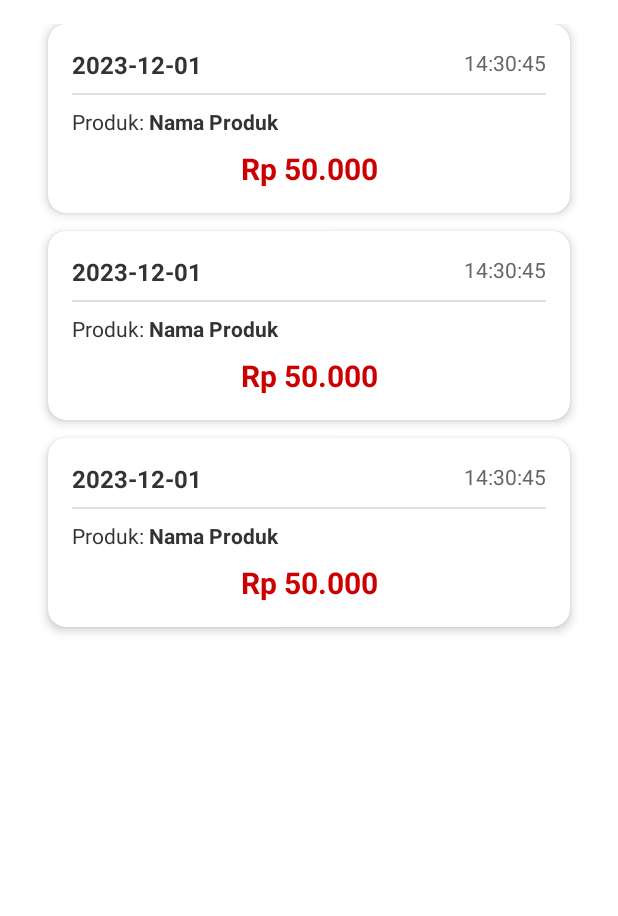
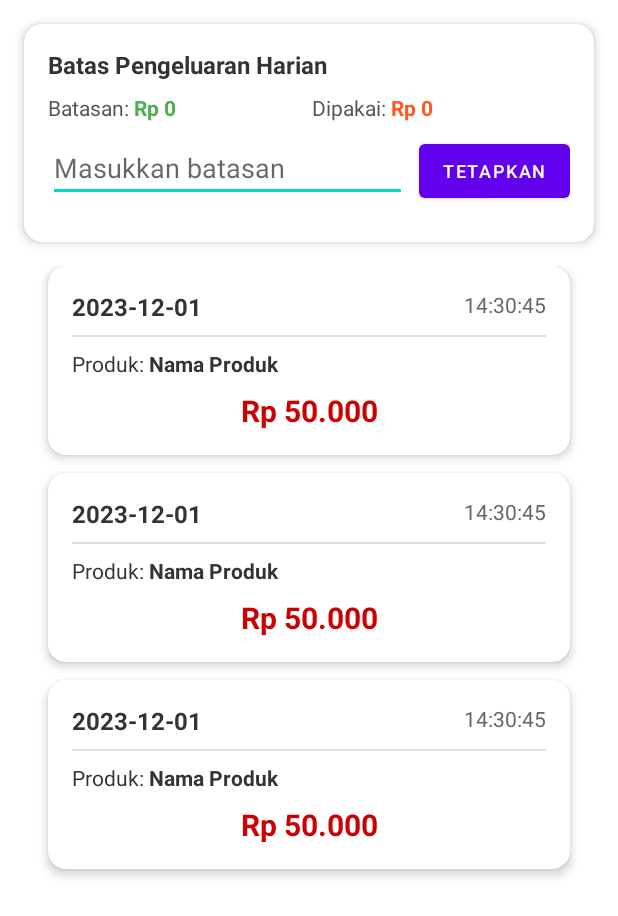
Before and after one commit to FrankStein31/Smart-Kantin---Android, an Android app: the layout fragment_history.xml on its own in the app's theme, with its tools: preview values and no code run, on a phone screen of 412 x 824 dp. Shown: the top 916 px of the screen. Run offline under Robolectric (Android 15) with nearby library versions, the phone set to English and light mode, and no system bars; network calls fail.

```diff
--- a/app/src/main/res/layout/fragment_history.xml
+++ b/app/src/main/res/layout/fragment_history.xml
@@ -7,11 +7,100 @@
     android:layout_height="match_parent"
     tools:context=".ui.history.HistoryFragment">
 
+    <!-- Daily Limit Card -->
+    <androidx.cardview.widget.CardView
+        android:id="@+id/card_daily_limit"
+        android:layout_width="match_parent"
+        android:layout_height="wrap_content"
+        android:layout_margin="16dp"
+        app:cardCornerRadius="12dp"
+        app:cardElevation="4dp"
+        app:layout_constraintTop_toTopOf="parent"
+        app:layout_constraintStart_toStartOf="parent"
+        app:layout_constraintEnd_toEndOf="parent">
+
+        <LinearLayout
+            android:layout_width="match_parent"
+            android:layout_height="wrap_content"
+            android:orientation="vertical"
+            android:padding="16dp">
+
+            <TextView
+                android:layout_width="match_parent"
+                android:layout_height="wrap_content"
+                android:text="Batas Pengeluaran Harian"
+                android:textStyle="bold"
+                android:textSize="16sp"
+                android:textColor="#333333"
+                android:layout_marginBottom="8dp"/>
+
+            <LinearLayout
+                android:layout_width="match_parent"
+                android:layout_height="wrap_content"
+                android:orientation="horizontal"
+                android:layout_marginBottom="8dp">
+
+                <TextView
+                    android:layout_width="wrap_content"
+                    android:layout_height="wrap_content"
+                    android:text="Batasan: "
+                    android:textColor="#555555"/>
+
+                <TextView
+                    android:id="@+id/text_daily_limit"
+                    android:layout_width="0dp"
+                    android:layout_height="wrap_content"
+                    android:layout_weight="1"
+                    android:textColor="#4CAF50"
+                    android:textStyle="bold"
+                    android:text="Rp 0"/>
+
+                <TextView
+                    android:layout_width="wrap_content"
+                    android:layout_height="wrap_content"
+                    android:text="Dipakai: "
+                    android:textColor="#555555"/>
+
+                <TextView
+                    android:id="@+id/text_daily_spent"
+                    android:layout_width="0dp"
+                    android:layout_height="wrap_content"
+                    android:layout_weight="1"
+                    android:textColor="#FF5722"
+                    android:textStyle="bold"
+                    android:text="Rp 0"/>
+            </LinearLayout>
+
+            <LinearLayout
+                android:layout_width="match_parent"
+                android:layout_height="wrap_content"
+                android:orientation="horizontal"
+                android:layout_marginBottom="8dp">
+
+                <EditText
+                    android:id="@+id/edit_daily_limit"
+                    android:layout_width="0dp"
+                    android:layout_height="wrap_content"
+                    android:layout_weight="1"
+                    android:hint="Masukkan batasan"
+                    android:inputType="number"
+                    android:layout_marginEnd="8dp"/>
+
+                <Button
+                    android:id="@+id/btn_set_limit"
+                    android:layout_width="wrap_content"
+                    android:layout_height="wrap_content"
+                    android:text="Tetapkan"
+                    android:textSize="12sp"/>
+            </LinearLayout>
+        </LinearLayout>
+    </androidx.cardview.widget.CardView>
+
     <androidx.recyclerview.widget.RecyclerView
         android:id="@+id/recycler_view_history"
         android:layout_width="0dp"
         android:layout_height="0dp"
-        app:layout_constraintTop_toTopOf="parent"
+        app:layout_constraintTop_toBottomOf="@id/card_daily_limit"
         app:layout_constraintBottom_toBottomOf="parent"
         app:layout_constraintStart_toStartOf="parent"
         app:layout_constraintEnd_toEndOf="parent"
@@ -25,7 +114,7 @@
         android:text="Tidak ada riwayat transaksi"
         android:textSize="18sp"
         android:visibility="gone"
-        app:layout_constraintTop_toTopOf="parent"
+        app:layout_constraintTop_toBottomOf="@id/card_daily_limit"
         app:layout_constraintBottom_toBottomOf="parent"
         app:layout_constraintStart_toStartOf="parent"
         app:layout_constraintEnd_toEndOf="parent"/>
```
Also changed, not shown: app/src/main/java/com/android/simkanti/ui/history/HistoryFragment.kt (+43 -3 lines), app/src/main/java/com/android/simkanti/ui/history/HistoryViewModel.kt (+120 -2 lines).
